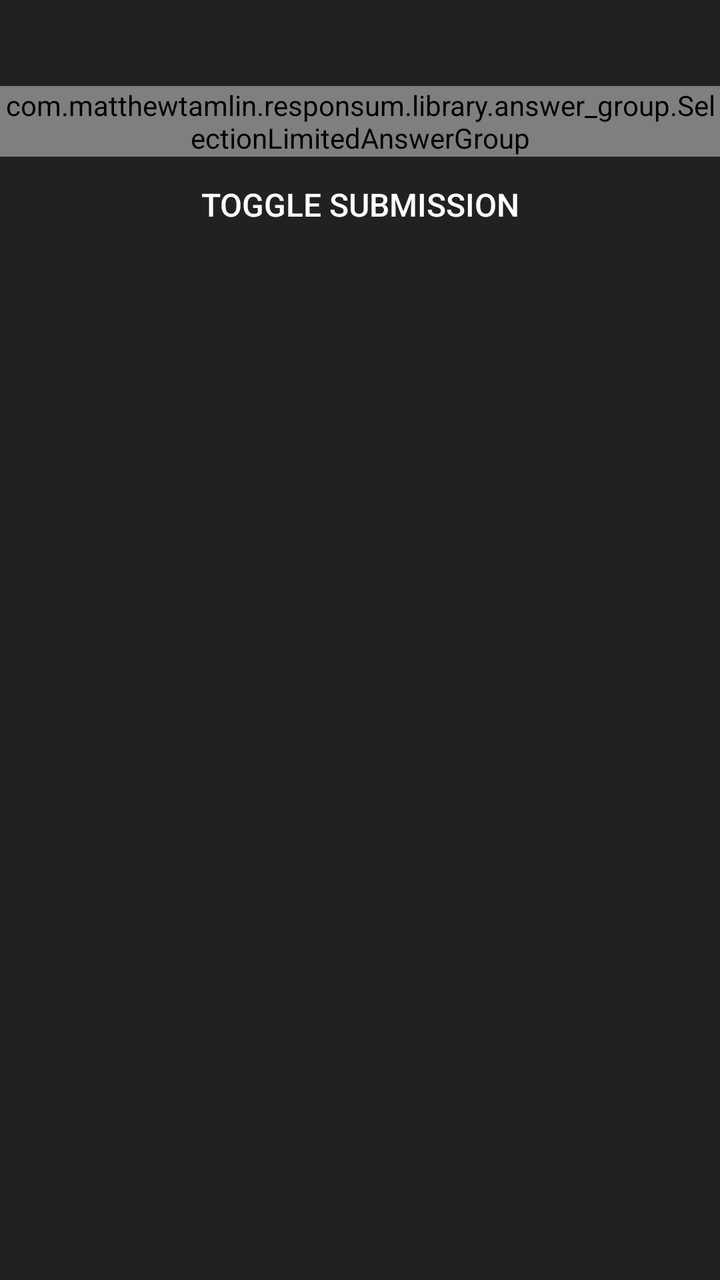
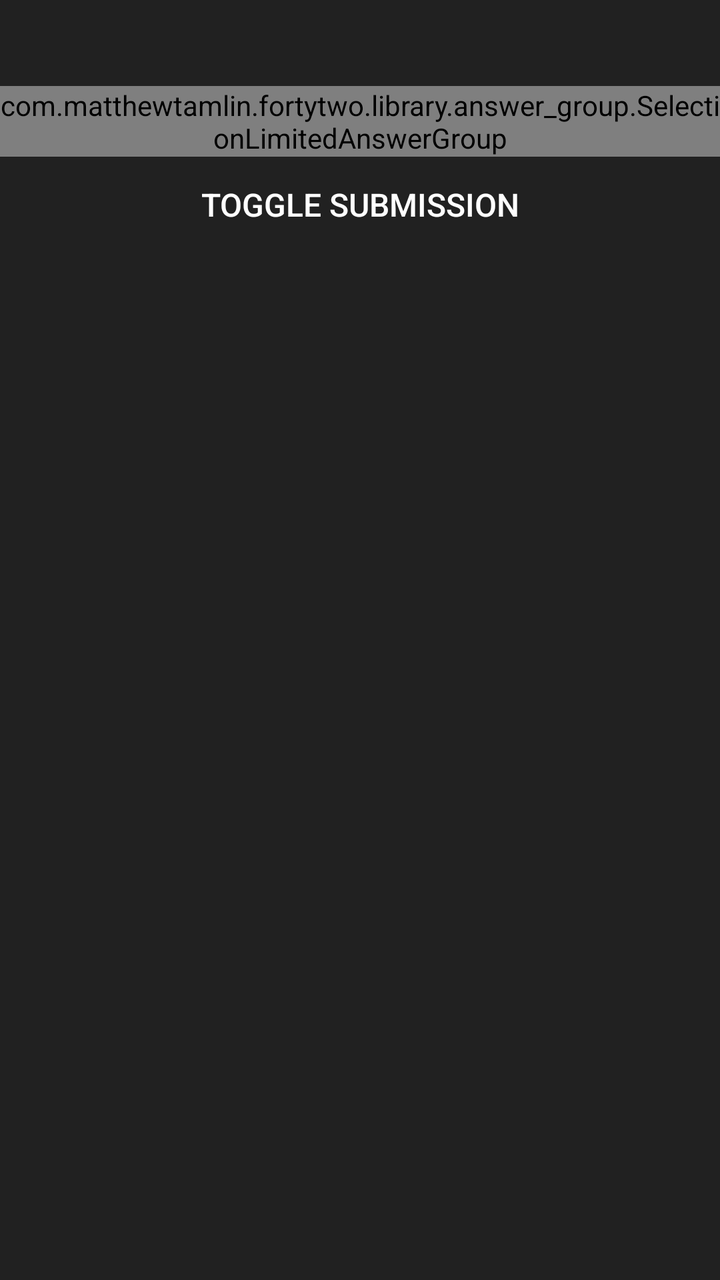

An Android layout rendered at two revisions. The XML below is the earlier revision; the diff shows what the commit changed to produce the second picture.
<!-- AndroidManifest.xml: application theme Theme.AppCompat.NoActionBar -->
<!-- res/layout/main_activity.xml -->
<?xml version="1.0" encoding="utf-8"?>
<LinearLayout
	xmlns:android="http://schemas.android.com/apk/res/android"
	android:layout_width="match_parent"
	android:layout_height="match_parent"
	android:background="#FF212121"
	android:orientation="vertical">

	<TextView
		android:id="@+id/main_Activity_question_container"
		android:layout_width="match_parent"
		android:layout_height="wrap_content"
		android:gravity="center"
		android:padding="8dp"
		android:textColor="@android:color/white"
		android:textSize="20sp"/>

	<com.matthewtamlin.responsum.library.answer_group.SelectionLimitedAnswerGroup
		android:id="@+id/main_activity_answer_group"
		android:layout_width="match_parent"
		android:layout_height="wrap_content"/>

	<Button
		android:id="@+id/main_activity_action_button"
		style="@style/Widget.AppCompat.Button.Borderless"
		android:layout_width="wrap_content"
		android:layout_height="wrap_content"
		android:layout_gravity="center_horizontal"
		android:text="Toggle Submission"
		android:textSize="16sp"/>
</LinearLayout>
<!-- resources referenced by this layout -->
<resources>

</resources>

<!-- the commit's change to res/layout/main_activity.xml (unified diff, before → after) -->
@@ -15,7 +15,7 @@
 		android:textColor="@android:color/white"
 		android:textSize="20sp"/>
 
-	<com.matthewtamlin.responsum.library.answer_group.SelectionLimitedAnswerGroup
+	<com.matthewtamlin.fortytwo.library.answer_group.SelectionLimitedAnswerGroup
 		android:id="@+id/main_activity_answer_group"
 		android:layout_width="match_parent"
 		android:layout_height="wrap_content"/>
